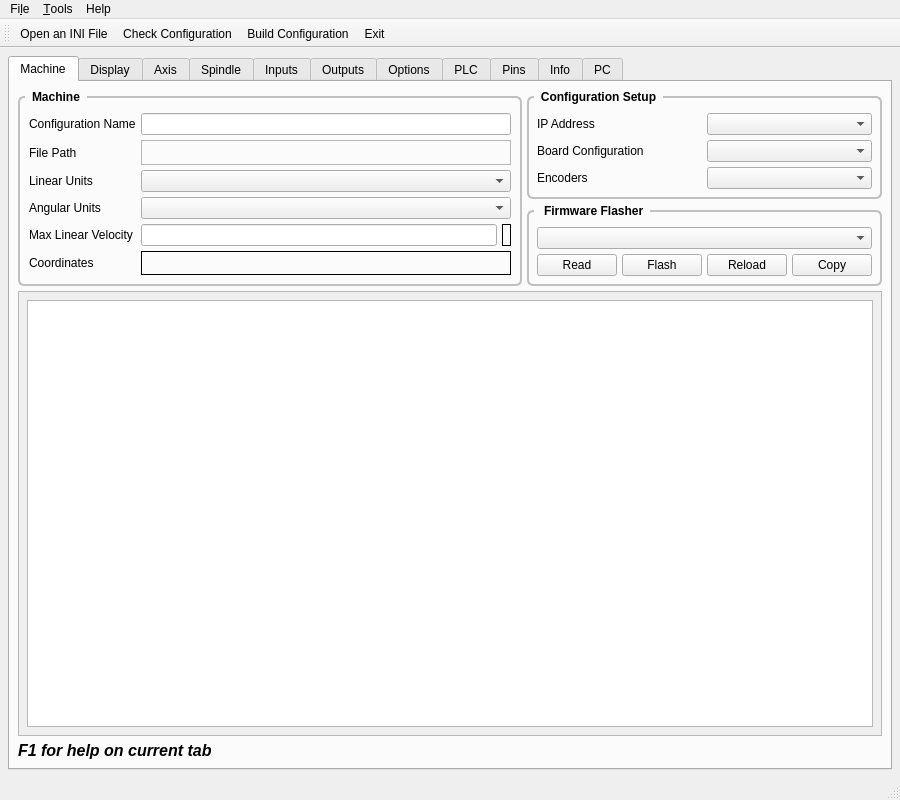
Above: c7i96/c7i96.ui from jethornton/7i96 before the change. Below: the same form after it.
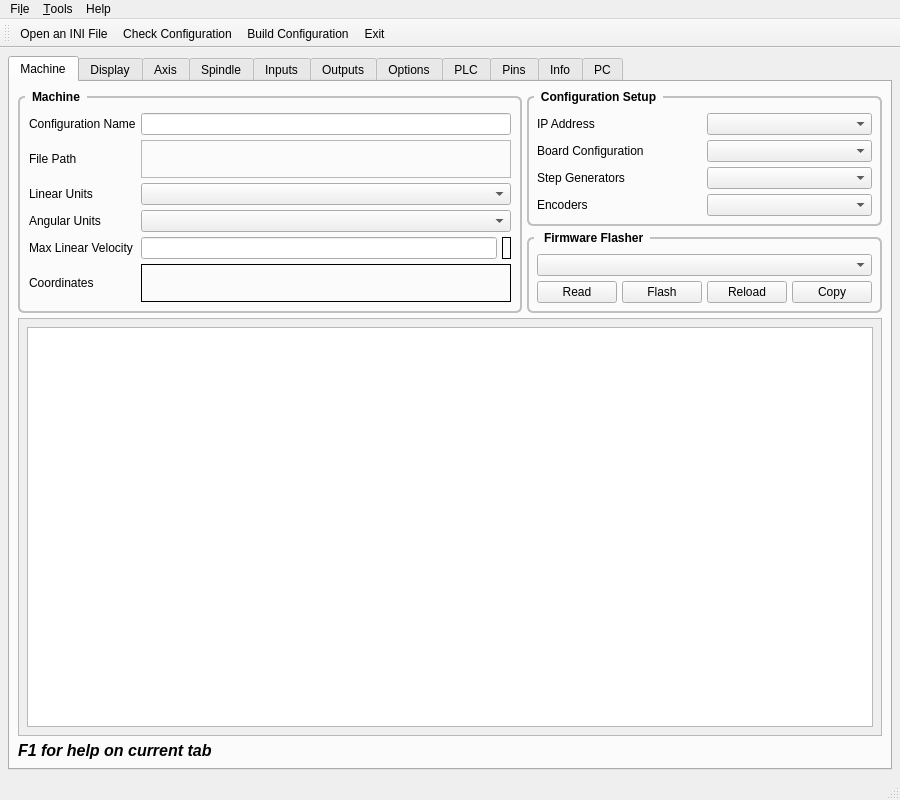
That is the form after the change. The open tabs and pages were chosen to show the change.

The edit to the form file:
```diff
--- a/c7i96/c7i96.ui
+++ b/c7i96/c7i96.ui
@@ -120,7 +120,7 @@
              <x>0</x>
              <y>0</y>
              <width>858</width>
-             <height>379</height>
+             <height>345</height>
             </rect>
            </property>
            <layout class="QHBoxLayout" name="horizontalLayout">
@@ -307,7 +307,7 @@
            <item row="1" column="1">
             <widget class="QComboBox" name="boardsCB"/>
            </item>
-           <item row="2" column="0">
+           <item row="3" column="0">
             <widget class="QLabel" name="label_34">
              <property name="text">
               <string>Encoders</string>
@@ -328,9 +328,19 @@
              </property>
             </widget>
            </item>
-           <item row="2" column="1">
+           <item row="3" column="1">
             <widget class="QComboBox" name="encodersCB"/>
            </item>
+           <item row="2" column="1">
+            <widget class="QComboBox" name="stepgensCB"/>
+           </item>
+           <item row="2" column="0">
+            <widget class="QLabel" name="label_57">
+             <property name="text">
+              <string>Step Generators</string>
+             </property>
+            </widget>
+           </item>
           </layout>
          </widget>
         </item>
```
Left out of the diff: 4 changed lines with no effect on the pictures.
